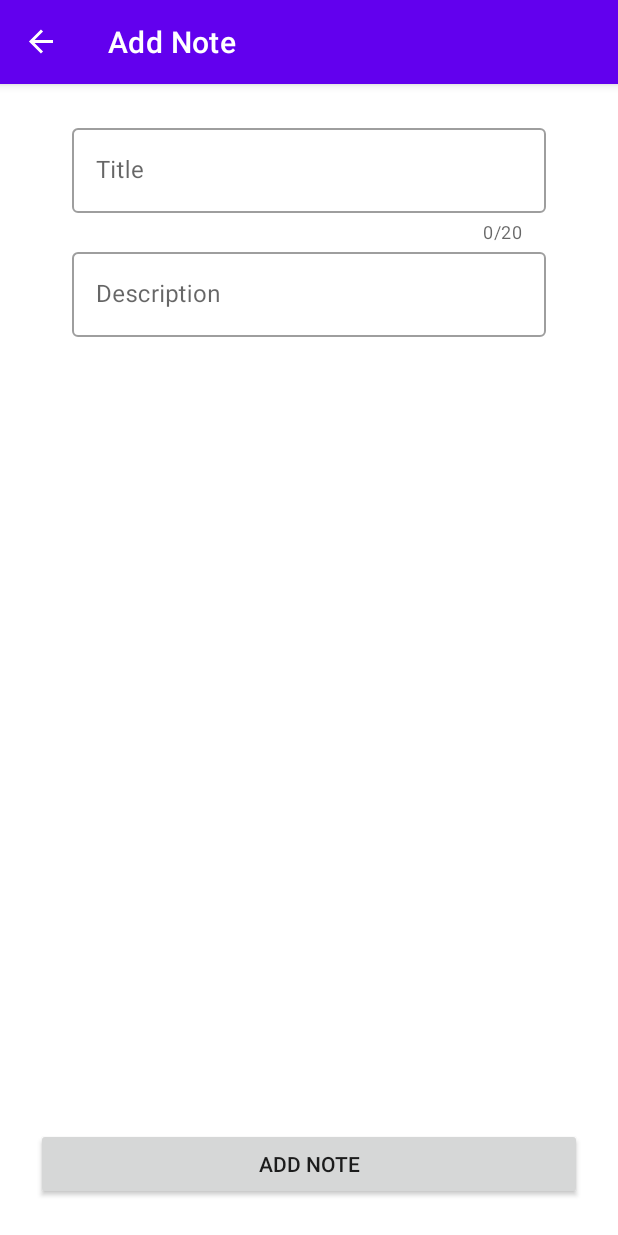
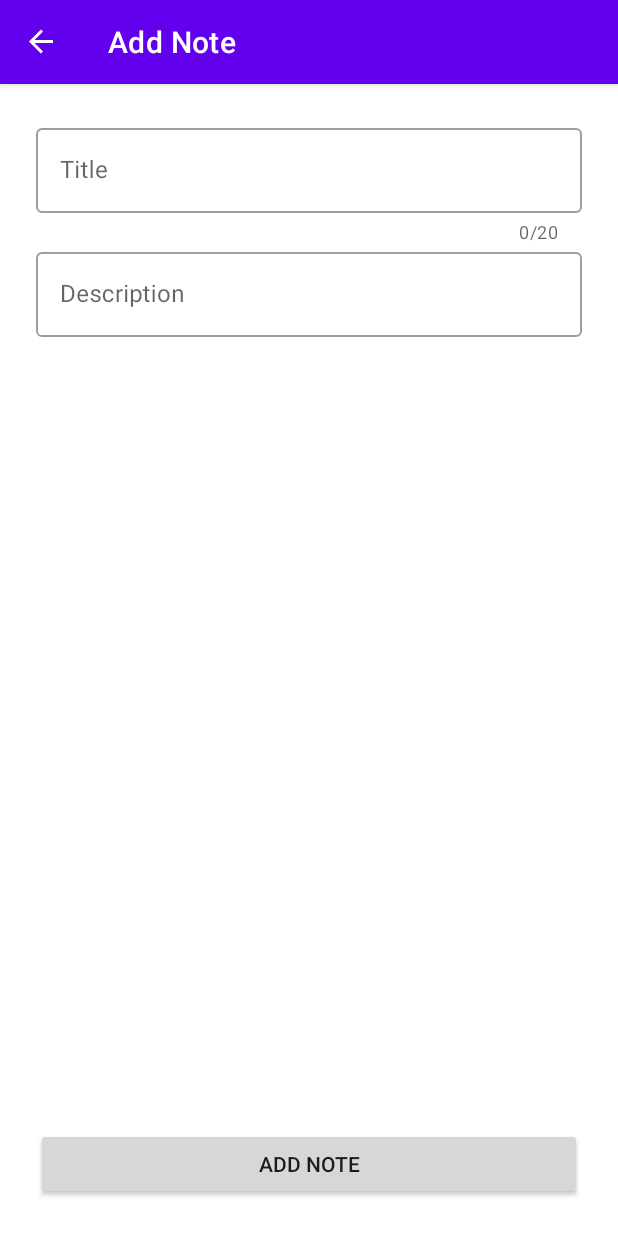
Before and after one commit to RamzanTingku/simple_todo_app, an Android app: the AddEditNoteFragment screen opened through its navigation route, on a phone screen of 412 x 824 dp. Run offline under Robolectric (Android 15) with nearby library versions, the phone set to English and light mode, and no system bars; our stand-ins replace Room's generated code, navigation-ui; 1 statement that could not run was skipped.

Commit message:
some ui updates

```diff
--- a/app/src/main/res/layout/fragment_add_note.xml
+++ b/app/src/main/res/layout/fragment_add_note.xml
@@ -32,8 +32,7 @@
                 app:errorEnabled="true"
                 app:counterEnabled="true"
                 app:counterMaxLength="20"
-                android:paddingStart="24dp"
-                android:paddingEnd="24dp"
+                android:layout_marginBottom="12dp"
                 app:layout_constraintEnd_toEndOf="parent"
                 app:layout_constraintHorizontal_bias="0.5"
                 app:layout_constraintStart_toStartOf="parent"
@@ -55,8 +54,6 @@
                 android:layout_height="wrap_content"
                 android:hint="@string/description"
                 app:errorEnabled="true"
-                android:paddingStart="24dp"
-                android:paddingEnd="24dp"
                 app:layout_constraintEnd_toEndOf="parent"
                 app:layout_constraintHorizontal_bias="0.5"
                 app:layout_constraintStart_toStartOf="parent"
--- a/app/src/main/res/layout/fragment_list.xml
+++ b/app/src/main/res/layout/fragment_list.xml
@@ -19,6 +19,7 @@
             android:layout_height="0dp"
             android:clipToPadding="false"
             android:paddingTop="16dp"
+            android:paddingBottom="52dp"
             app:layout_constraintBottom_toBottomOf="parent"
             app:layout_constraintEnd_toEndOf="parent"
             app:layout_constraintHorizontal_bias="0.5"
```
